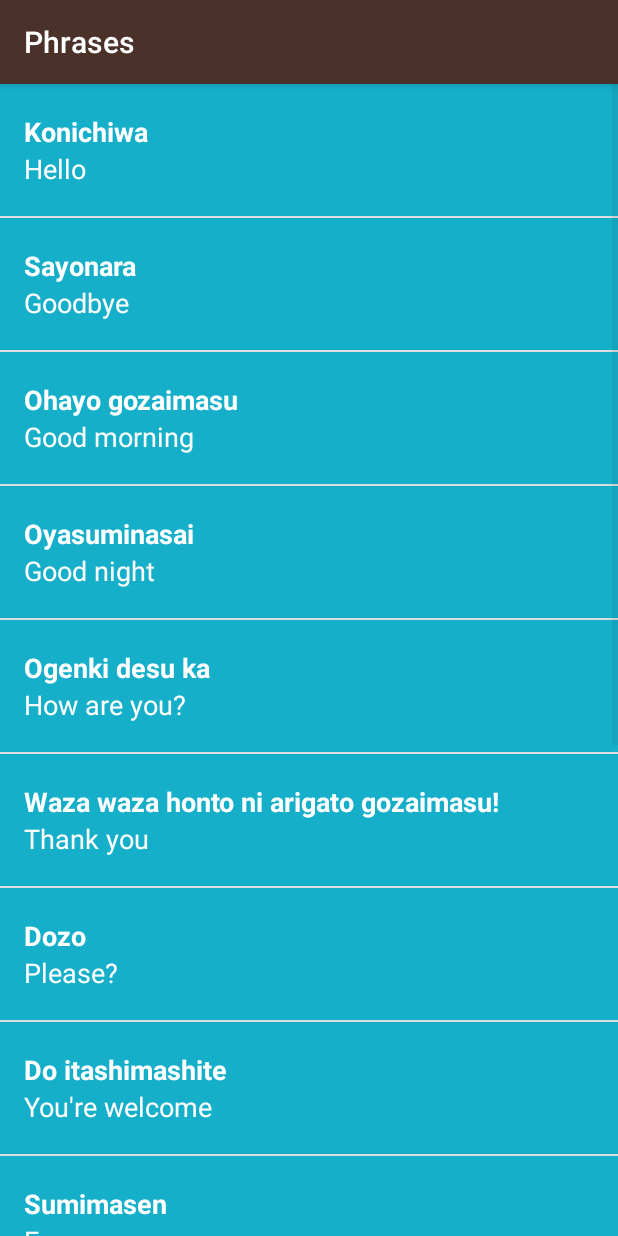
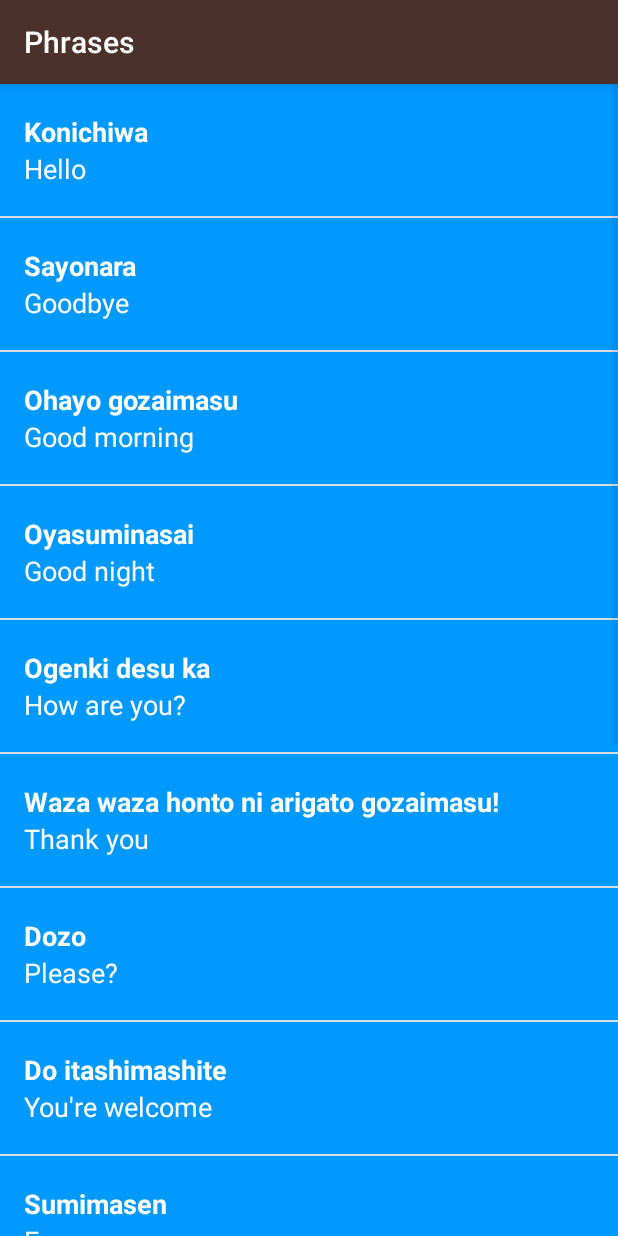
Before and after one commit to 6nguyen/Hanasu_App, an Android app: the PhrasesActivity screen opened directly, with no data from a screen before it, on a phone screen of 412 x 824 dp. Run offline under Robolectric (Android 15) with nearby library versions, the phone set to English and light mode, and no system bars.

Commit message:
Change PhrasesActivity color to more blue

```diff
--- a/app/src/main/res/values/colors.xml
+++ b/app/src/main/res/values/colors.xml
@@ -23,7 +23,6 @@
     <!-- Background color for app -->
     <color name="pink_background">#FCD8EA</color>
 
-
     <!-- Background color for the numbers category -->
     <color name="category_numbers">#FD8E09</color>
 
@@ -34,7 +33,7 @@
     <color name="category_colors">#8800A0</color>
 
     <!-- Background color for the phrases category -->
-    <color name="category_phrases">#16AFCA</color>
+    <color name="category_phrases">#0099FF</color>
 
     <!-- Text color for all categories -->
     <color name="text_color">#FFFFFF</color>
```
